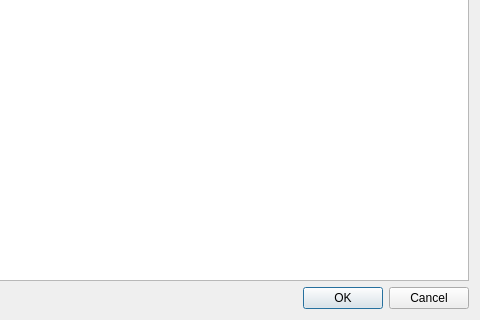
Old version of the form src/utils/ServerLogWidget.ui in the repository jensvogt/awsmock-qt-ui; both pictures show x 946 to 1426 and y 242 to 562 of the 1426 by 562 pixel window.
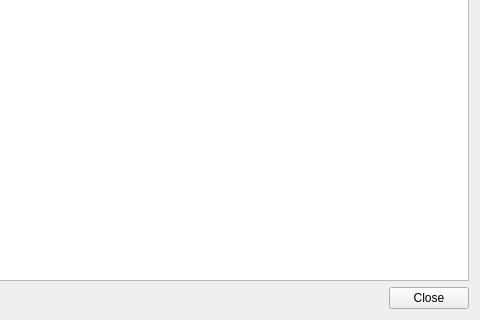
New version of the form.

```diff
--- a/src/utils/ServerLogWidget.ui
+++ b/src/utils/ServerLogWidget.ui
@@ -70,7 +70,7 @@
      <item>
       <widget class="QDialogButtonBox" name="buttonBox">
        <property name="standardButtons">
-        <set>QDialogButtonBox::StandardButton::Cancel|QDialogButtonBox::StandardButton::Ok</set>
+        <set>QDialogButtonBox::StandardButton::Close</set>
        </property>
       </widget>
      </item>
```
Left out of the diff: 3 changed lines with no effect on the pictures.
